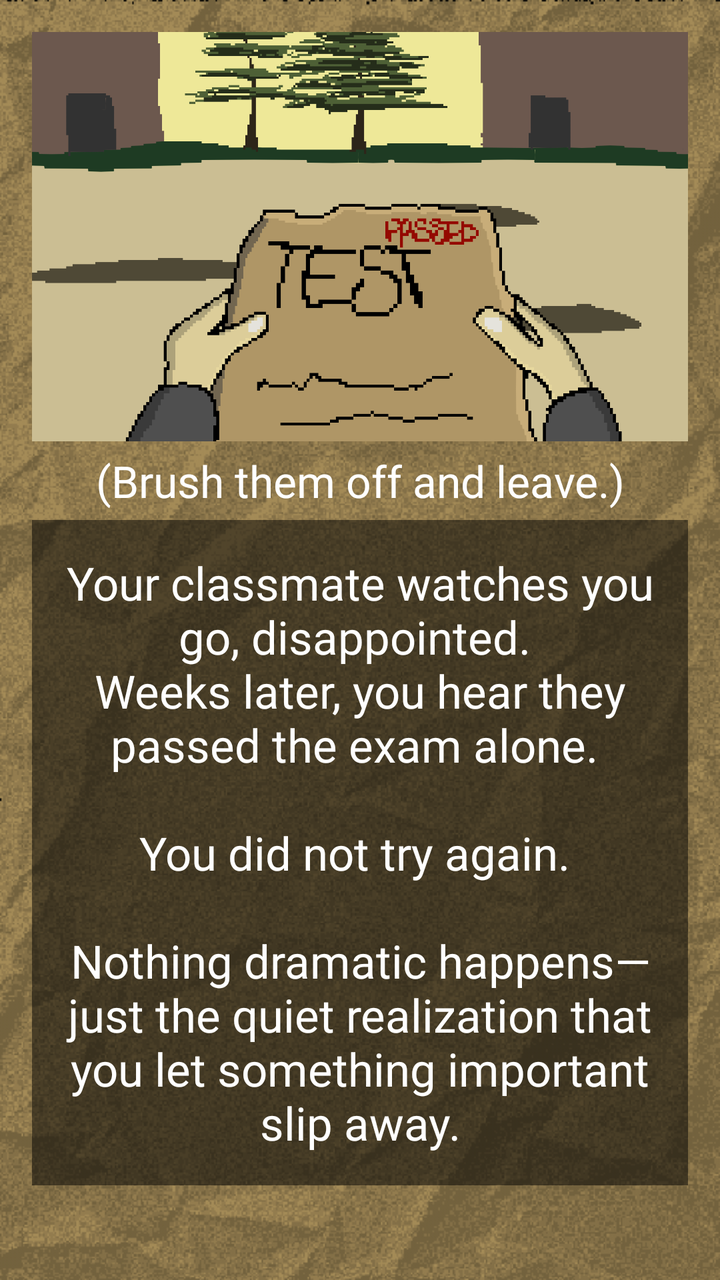
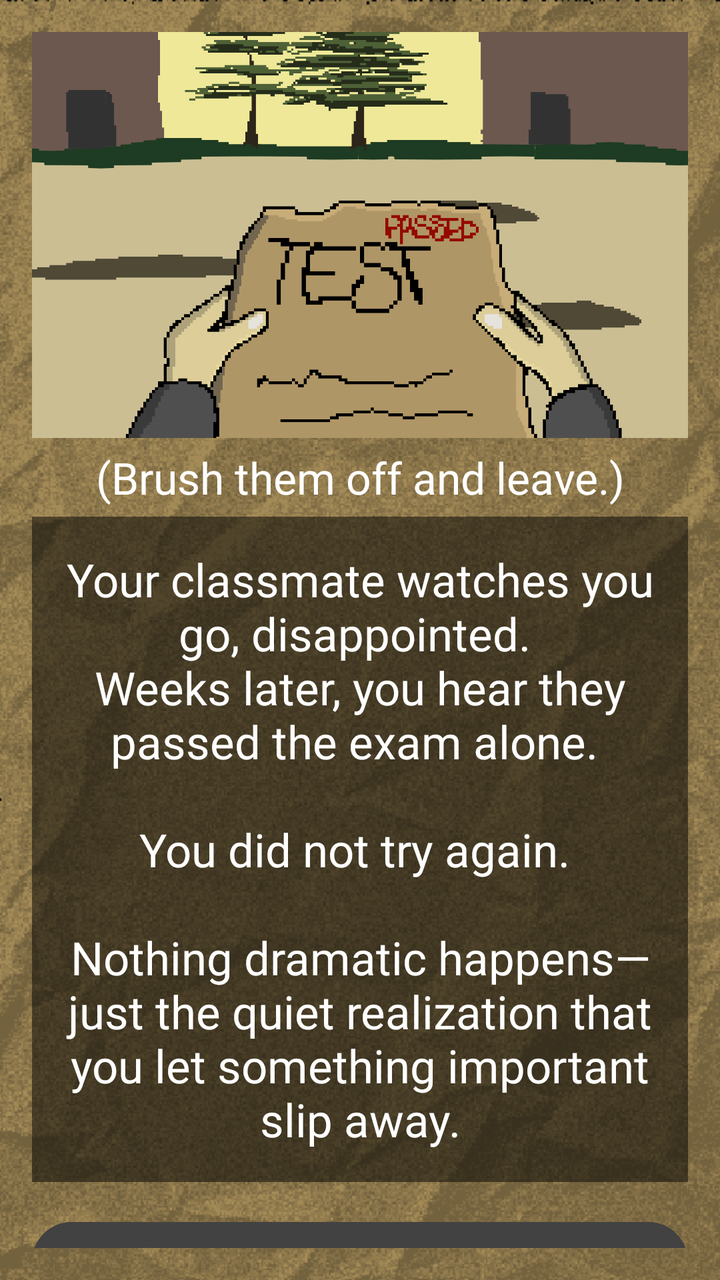

An Android layout rendered at two revisions. The XML below is the earlier revision; the diff shows what the commit changed to produce the second picture.
<!-- AndroidManifest.xml: application theme Theme.ChoiceQuest -->
<!-- res/layout/activity_page2_1_2_2_2.xml -->
<?xml version="1.0" encoding="utf-8"?>
<LinearLayout xmlns:android="http://schemas.android.com/apk/res/android"
    xmlns:app="http://schemas.android.com/apk/res-auto"
    xmlns:tools="http://schemas.android.com/tools"
    android:id="@+id/page2_1_2_2_2"
    android:layout_width="match_parent"
    android:layout_height="match_parent"
    android:background="@drawable/papertexture_"
    android:backgroundTint="#f8e7c2"
    android:backgroundTintMode="multiply"
    android:gravity="center"
    android:orientation="vertical"
    android:padding="16dp"
    tools:context=".Page2_1_2_2_2">

    <View
        android:layout_width="match_parent"
        android:layout_height="0dp"
        android:layout_weight="0.1" />

    <ImageView
        android:id="@+id/imageView"
        android:layout_width="412dp"
        android:layout_height="250dp"
        android:src="@drawable/page2_1_2_2_2" />

    <View
        android:layout_width="match_parent"
        android:layout_height="1dp"
        android:layout_weight="0.1" />

    <TextView
        android:layout_width="match_parent"
        android:layout_height="wrap_content"
        android:fontFamily="@font/pixelspace"
        android:gravity="center"
        android:padding="5dp"
        android:text="(Brush them off and leave.)"
        android:textColor="@color/white"
        android:textSize="22sp" />

    <View
        android:layout_width="match_parent"
        android:layout_height="1dp"
        android:layout_weight="0.1" />

    <TextView
        android:layout_width="match_parent"
        android:layout_height="wrap_content"
        android:id="@+id/tv_page2_1_2_2_2"
        android:layout_marginBottom="16dp"
        android:background="#80000000"
        android:fontFamily="@font/pixelgame_font"
        android:gravity="center"
        android:padding="16dp"
        android:text="Your classmate watches you go, disappointed.
\nWeeks later, you hear they passed the exam alone.
\n\nYou did not try again.
\n\nNothing dramatic happens—just the quiet realization that you let something important slip away."
        android:textColor="@color/white"
        android:textSize="23sp"/>
    <View
        android:layout_width="match_parent"
        android:layout_height="1dp"
        android:layout_weight="0.1" />

    <Button
        android:layout_width="412dp"
        android:layout_height="45dp"
        android:layout_marginBottom="16dp"
        android:background="@android:color/transparent"
        android:fontFamily="@font/quest_font"
        android:onClick="title11"
        android:text="Go Back to Title Page"
        android:textSize="12sp" />

    <View
        android:layout_width="match_parent"
        android:layout_height="0dp"
        android:layout_weight="1" />

</LinearLayout>
<!-- resources referenced by this layout -->
<resources>
  <color name="white">#FFFFFF</color>
  <!-- drawable page2_1_2_2_2: png bitmap (drawable, 24601 bytes) -->
  <!-- drawable papertexture_: png bitmap (drawable, 156948 bytes) -->
  <style name="Theme.ChoiceQuest" parent="Base.Theme.ChoiceQuest" />
  <style name="Base.Theme.ChoiceQuest" parent="Theme.Material3.DayNight.NoActionBar">
          
          
      </style>
</resources>

<!-- the commit's change to res/layout/activity_page2_1_2_2_2.xml (unified diff, before → after) -->
@@ -65,14 +65,14 @@
         android:layout_weight="0.1" />
 
     <Button
-        android:layout_width="412dp"
-        android:layout_height="45dp"
+        android:layout_width="match_parent"
+        android:layout_height="wrap_content"
         android:layout_marginBottom="16dp"
-        android:background="@android:color/transparent"
-        android:fontFamily="@font/quest_font"
+        android:textSize="10sp"
+        android:textColor="@color/white"
+        android:backgroundTint="@color/cardview_dark_background"        android:fontFamily="@font/quest_font"
         android:onClick="title11"
-        android:text="Go Back to Title Page"
-        android:textSize="12sp" />
+        android:text="Go Back to Title Page" />
 
     <View
         android:layout_width="match_parent"
